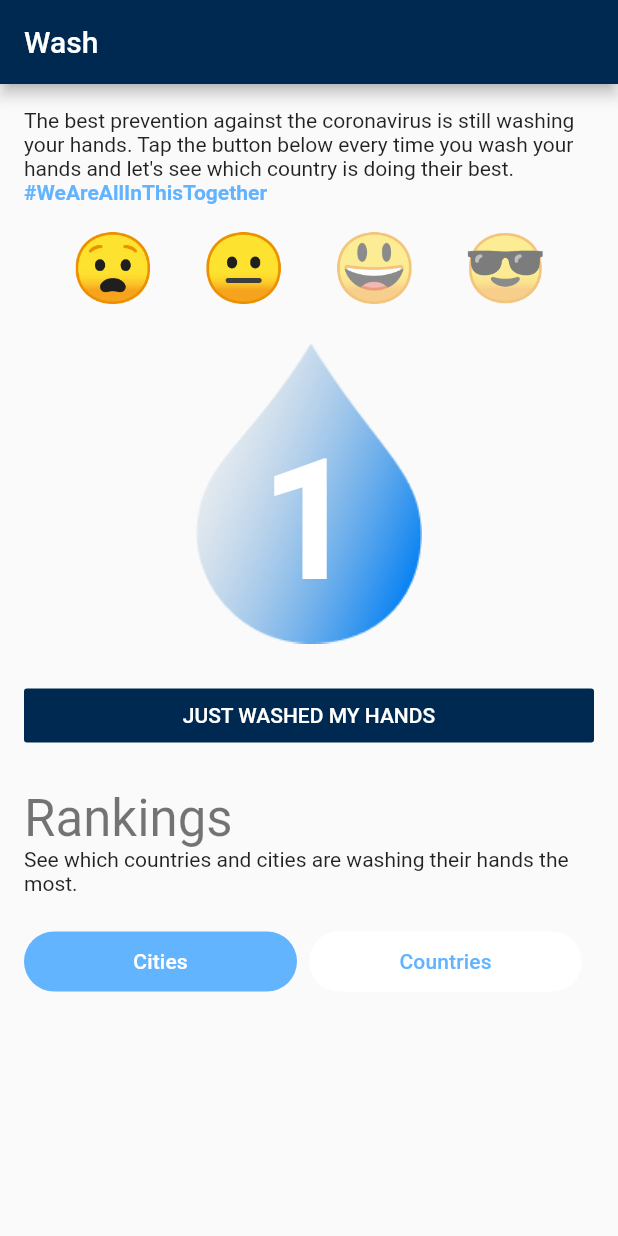
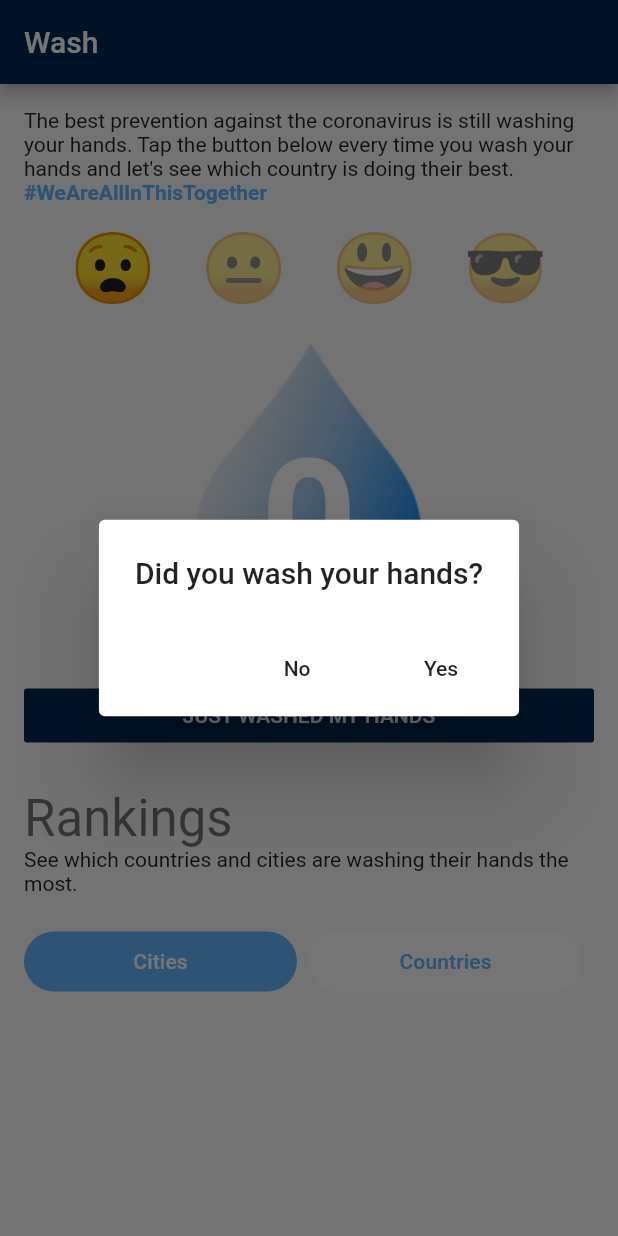
Before and after one commit to boatengyeboah/WashYourHands, a Flutter app: the WashTab screen opened directly, after a tap on "JUST WASHED MY HANDS", on a phone screen of 412 x 824 dp. Run offline on Flutter 3.47's test engine with Material 2 defaults, Android fonts, the phone set to English and light mode, and no system bars; our stand-ins replace font_awesome_flutter, google_maps_flutter, shared_preferences, sliding_up_panel, timeago; missing offline and left inert: searchable_dropdown; accounts and stored records are empty; network calls fail.

```diff
--- a/app/lib/disclaimer_tab.dart
+++ b/app/lib/disclaimer_tab.dart
@@ -23,7 +23,7 @@ class _DisclaimerTabState extends State<DisclaimerTab> {
             RichText(
               text: TextSpan(
                 children: [
-                  TextSpan(text: 'This app was created by: '),
+                  TextSpan(text: 'This app was made with ❤️ in San Francisco by: '),
                   WidgetSpan(
                     child: GestureDetector(
                         onTap: () {
--- a/app/lib/wash_tab.dart
+++ b/app/lib/wash_tab.dart
@@ -1,5 +1,4 @@
 import 'package:flutter/material.dart';
-import 'package:flutter_native_dialog/flutter_native_dialog.dart';
 import 'package:saving_our_planet/api_client.dart';
 import 'package:saving_our_planet/pref_keys.dart';
 import 'package:saving_our_planet/sanitry_ranking.dart';
@@ -252,29 +251,42 @@ class _WashTabState extends State<WashTab> {
   }
 
   _washedMyHandsTapped() async {
-    final result = await FlutterNativeDialog.showConfirmDialog(
-      title: "Did you just wash your hands?",
-      positiveButtonText: "Yes",
-      negativeButtonText: "No",
-    );
-
-    if (!result) {
-      return;
-    }
-
+    return showDialog<void>(
+      context: context,
+      barrierDismissible: false, // user must tap button!
+      builder: (BuildContext context) {
+        return AlertDialog(
+          title: Text('Did you wash your hands?'),
+          actions: <Widget>[
+            FlatButton(
+              child: Text('No'),
+              onPressed: () {
+                Navigator.of(context).pop();
+              },
+            ),
+            FlatButton(
+              child: Text('Yes'),
+              onPressed: () async {
+                Navigator.of(context).pop();
                 await resetHandsWashedTodayIfNewDay();
 
                 SharedPreferences prefs = await SharedPreferences.getInstance();
                 setState(() {
                   this.washedHandsHowManyTimesToday++;
                 });
-    prefs.setInt(
-        WASHED_HANDS_TODAY_AMOUNT_KEY, this.washedHandsHowManyTimesToday);
-    prefs.setInt(
-        LAST_WASH_HANDS_DATE_KEY, DateTime.now().millisecondsSinceEpoch);
+                prefs.setInt(WASHED_HANDS_TODAY_AMOUNT_KEY,
+                    this.washedHandsHowManyTimesToday);
+                prefs.setInt(LAST_WASH_HANDS_DATE_KEY,
+                    DateTime.now().millisecondsSinceEpoch);
 
-    ApiClient.inputSanitryEntry(
-        prefs.getString(CITY_ID_KEY), prefs.getString(COUNTRY_ID_KEY));
+                ApiClient.inputSanitryEntry(prefs.getString(CITY_ID_KEY),
+                    prefs.getString(COUNTRY_ID_KEY));
+              },
+            ),
+          ],
+        );
+      },
+    );
   }
 
   Future resetHandsWashedTodayIfNewDay() async {
--- a/app/pubspec.yaml
+++ b/app/pubspec.yaml
@@ -26,7 +26,6 @@ dependencies:
   http: ^0.12.0+4
   timeago: ^2.0.26
   url_launcher: ^5.4.2
-  flutter_native_dialog: ^0.1.0
   shared_preferences: ^0.5.6+2
   searchable_dropdown: ^1.1.2
 
```
Also changed, not shown: app/pubspec.lock, 1 other file. Lines whose indentation alone changed are shown as unchanged.
